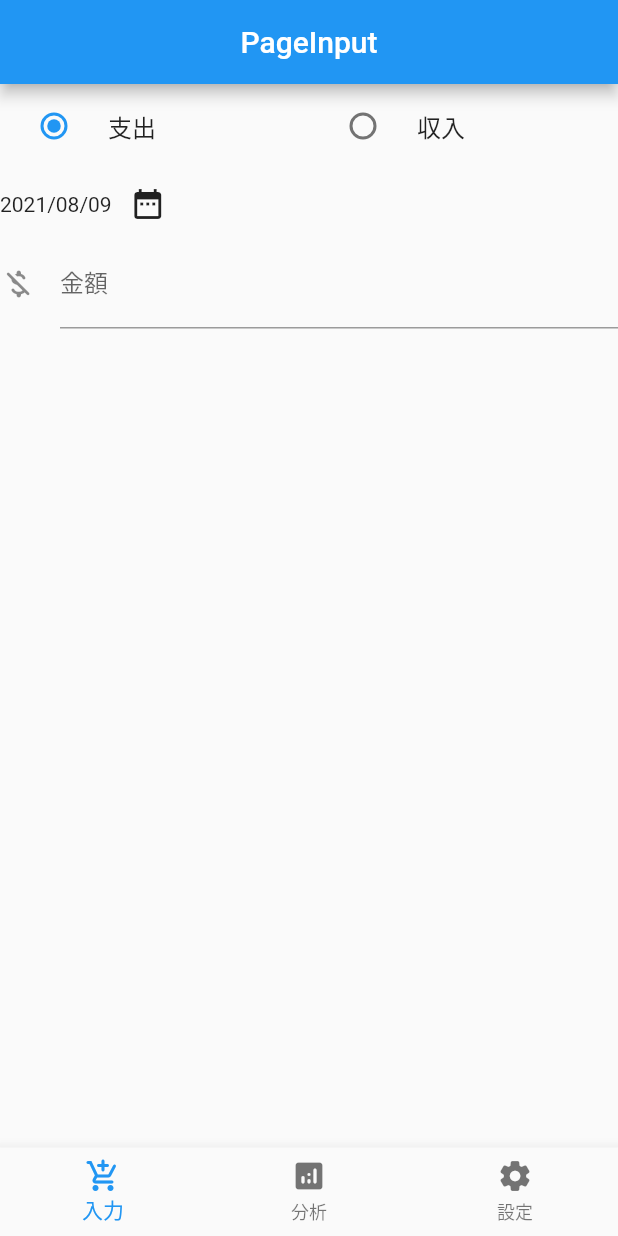
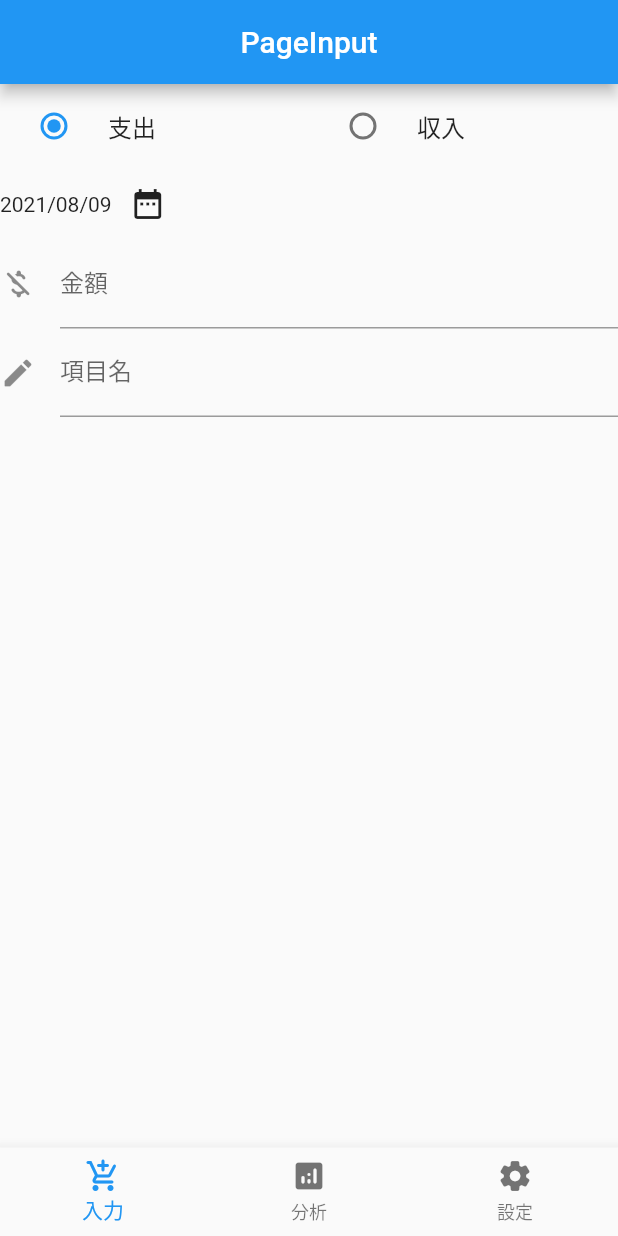
Before and after one commit to duron850mhz/kaneitsuuhou_flutter, a Flutter app: the screen it shows after launch, on a phone screen of 412 x 824 dp. Run offline on Flutter 3.47's test engine with Material 2 defaults, Android fonts, the light colour scheme and no system bars.

Commit message:
20210809

```diff
--- a/lib/input.dart
+++ b/lib/input.dart
@@ -39,20 +39,6 @@ class _PageInputState extends State<PageInput> {
             ),
           ),
         ]),
-        // Row(children: <Widget>[
-        //   RadioListTile(
-        //     title: Text('支出'),
-        //     value: RadioValue.SHISYUTSU,
-        //     groupValue: _gValue,
-        //     onChanged: (value) => _onRadioSelected(value),
-        //   ),
-        //   RadioListTile(
-        //     title: Text('収入'),
-        //     value: RadioValue.SYUNYU,
-        //     groupValue: _gValue,
-        //     onChanged: (value) => _onRadioSelected(value),
-        //   ),
-        // ]),
         Row(children: <Widget>[
           Text(df.format(_date)),
           IconButton(
@@ -66,44 +52,17 @@ class _PageInputState extends State<PageInput> {
             labelText: '金額',
           ),
         ),
-        // Row(children: <Widget>[
-        //   Text('金額'),
-        //   Text('ぽえ'),
-        // ]),
-        // Row(children: <Widget>[
-        //   new Text("項目名"),
-        //   new TextField(),
-        // ]),
+        TextField(
+          decoration: const InputDecoration(
+            icon: Icon(Icons.create_rounded),
+            labelText: '項目名',
+          ),
+        ),
         // Row(children: <Widget>[
         //   new Text("分類"),
         //   new TextField(),
         // ]),
       ]),
-      // body: Container(
-      //   child: Column(
-      //     children: <Widget>[
-      //       Row(
-      //         children: <Widget>[
-      //           Text('1-1'),
-      //           Flexible(
-      //             child: TextField(
-      //               decoration: const InputDecoration(
-      //                 icon: Icon(Icons.input_rounded),
-      //                 labelText: 'ぽえぽえ',
-      //               ),
-      //             ),
-      //           ),
-      //         ],
-      //       ),
-      //       Row(
-      //         children: <Widget>[
-      //           Text('2-1'),
-      //           Text('2-2'),
-      //         ],
-      //       )
-      //     ],
-      //   ),
-      // ),
     );
   }
 
```
